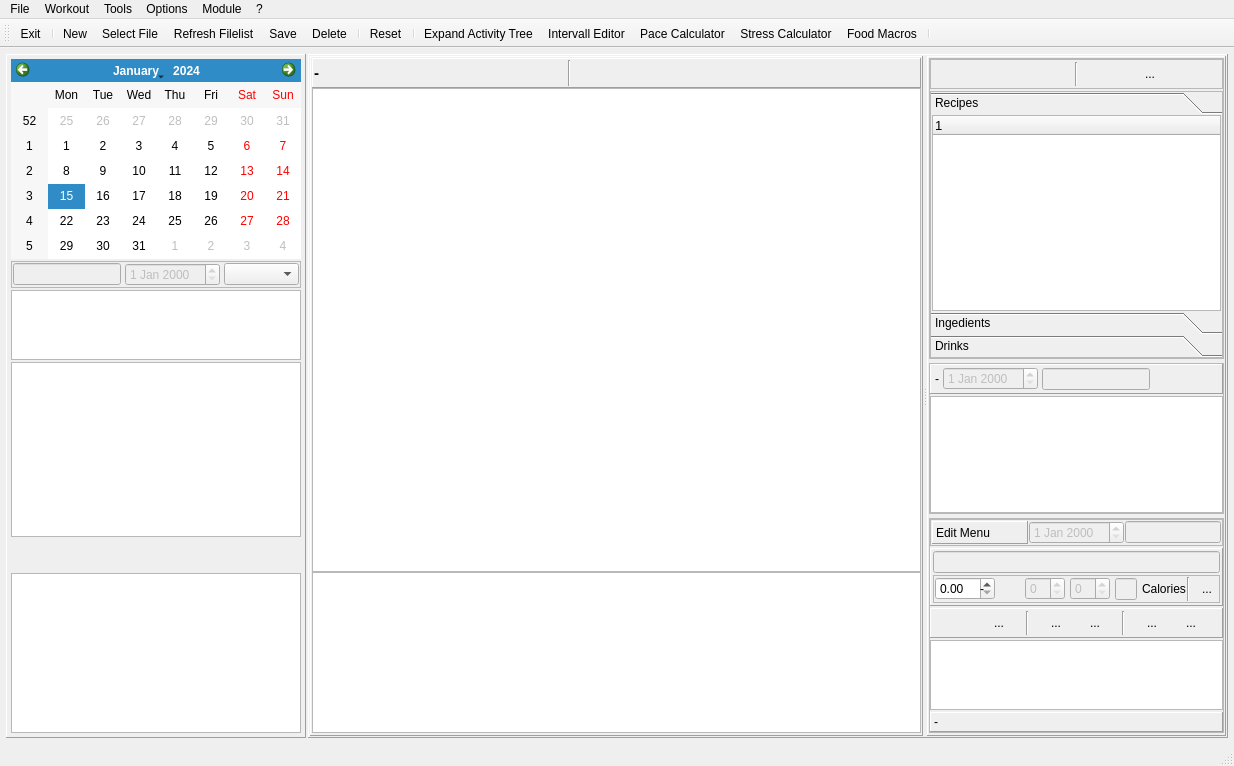
The window that mainwindow.ui (Tria-Andy/WorkoutEditor) describes before a commit, drawn with Qt 5.
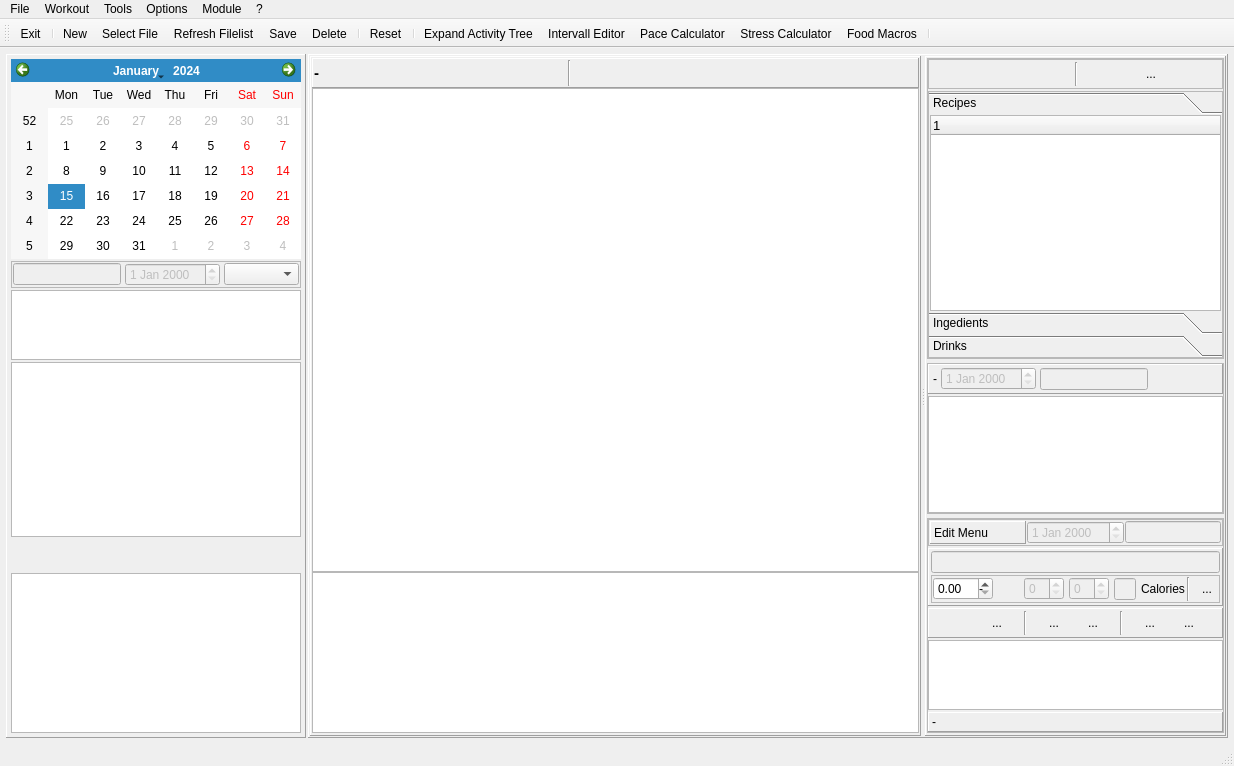
The same window after the commit. The open tabs and pages were chosen to show the change. Icons and pictures are not drawn. Custom widgets are drawn as their Qt base class.

What changed in the file:
```diff
--- a/mainwindow.ui
+++ b/mainwindow.ui
@@ -3398,7 +3398,7 @@
                            </size>
                           </property>
                           <property name="maximum">
-                           <double>10.000000000000000</double>
+                           <double>500.000000000000000</double>
                           </property>
                           <property name="singleStep">
                            <double>0.050000000000000</double>
@@ -3430,7 +3430,7 @@
                            <bool>false</bool>
                           </property>
                           <property name="maximum">
-                           <number>1000</number>
+                           <number>2000</number>
                           </property>
                          </widget>
                         </item>
```
